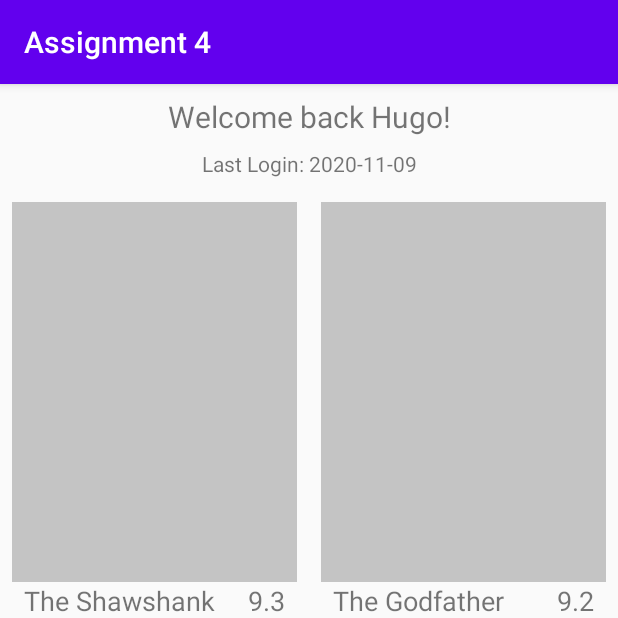
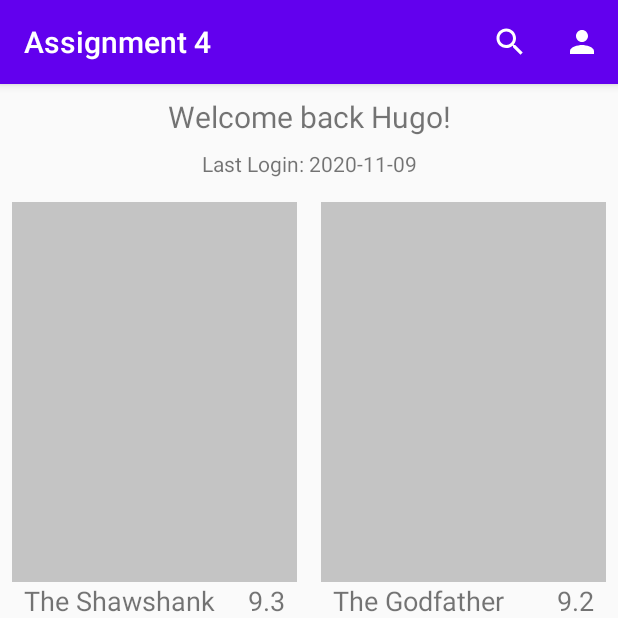
Before and after one commit to StippeJ/dhbw-ma-aufgabe4, an Android app: the screen it shows after launch (MainActivity), on a phone screen of 412 x 824 dp, the top half of it. Run offline under Robolectric (Android 15) with nearby library versions, the phone set to English and light mode, and no system bars.

Commit message:
feat: Adding menu-icons for the MainActivity - Adding drawables - Adding new strings

```diff
--- /dev/null
+++ b/app/src/main/res/drawable/ic_account.xml
@@ -0,0 +1,5 @@
+<vector android:height="24dp" android:tint="#FFFFFF"
+    android:viewportHeight="24" android:viewportWidth="24"
+    android:width="24dp" xmlns:android="http://schemas.android.com/apk/res/android">
+    <path android:fillColor="@android:color/white" android:pathData="M12,12c2.21,0 4,-1.79 4,-4s-1.79,-4 -4,-4 -4,1.79 -4,4 1.79,4 4,4zM12,14c-2.67,0 -8,1.34 -8,4v2h16v-2c0,-2.66 -5.33,-4 -8,-4z"/>
+</vector>
--- /dev/null
+++ b/app/src/main/res/drawable/ic_search.xml
@@ -0,0 +1,5 @@
+<vector android:height="24dp" android:tint="#FFFFFF"
+    android:viewportHeight="24" android:viewportWidth="24"
+    android:width="24dp" xmlns:android="http://schemas.android.com/apk/res/android">
+    <path android:fillColor="@android:color/white" android:pathData="M15.5,14h-0.79l-0.28,-0.27C15.41,12.59 16,11.11 16,9.5 16,5.91 13.09,3 9.5,3S3,5.91 3,9.5 5.91,16 9.5,16c1.61,0 3.09,-0.59 4.23,-1.57l0.27,0.28v0.79l5,4.99L20.49,19l-4.99,-5zM9.5,14C7.01,14 5,11.99 5,9.5S7.01,5 9.5,5 14,7.01 14,9.5 11.99,14 9.5,14z"/>
+</vector>
--- /dev/null
+++ b/app/src/main/res/menu/menu_main.xml
@@ -0,0 +1,19 @@
+<?xml version="1.0" encoding="utf-8"?>
+<menu xmlns:android="http://schemas.android.com/apk/res/android"
+    xmlns:app="http://schemas.android.com/apk/res-auto">
+
+    <item
+        android:id="@+id/mainMenuSearch"
+        android:icon="@drawable/ic_search"
+        app:showAsAction="ifRoom"
+        android:title="@string/menu_search_title"
+        android:tooltipText="@string/menu_search_tooltip" />
+
+    <item
+        android:id="@+id/mainMenuUser"
+        android:icon="@drawable/ic_account"
+        app:showAsAction="ifRoom"
+        android:title="@string/menu_account_title"
+        android:tooltipText="@string/menu_account_tooltip" />
+
+</menu>
--- a/app/src/main/res/values/strings.xml
+++ b/app/src/main/res/values/strings.xml
@@ -2,4 +2,10 @@
     <string name="app_name">Assignment 4</string>
     <string name="last_login">Last Login: %s</string>
     <string name="welcome_user">Welcome back %s!</string>
+    <string name="menu_search_title">Search</string>
+    <string name="menu_search_tooltip">Search for a movie in the list.</string>
+    <string name="menu_search_toast">Search will be available in the near future.</string>
+    <string name="menu_account_title">Account</string>
+    <string name="menu_account_tooltip">Manage account information</string>
+    <string name="menu_account_toast">Managing your account information will be available in the future.</string>
 </resources>
```
Also changed, not shown: app/src/main/java/com/example/stippejan/aufgabe4/MainActivity.java (+25 -0 lines), 1 other file.
